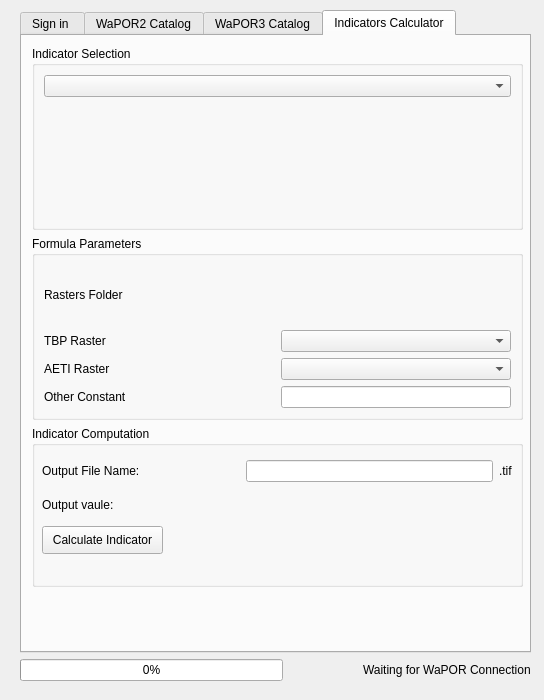
WAGIS/wap_plugin, file wap_plugin_dialog_base.ui: the form before one commit.
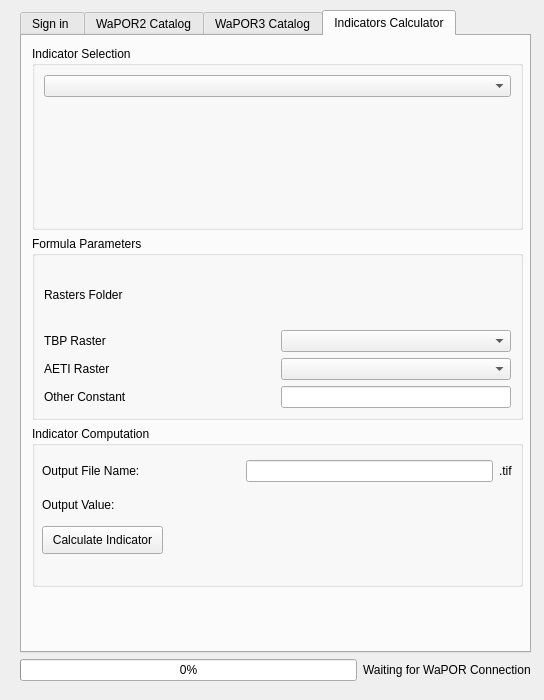
The form after the commit. The open tabs and pages were chosen to show the change. Icons and pictures are not drawn. Custom widgets are drawn as their Qt base class.

Commit message: bug fix on change in file nameing when downloading time series

Patch:
```diff
--- a/wap_plugin_dialog_base.ui
+++ b/wap_plugin_dialog_base.ui
@@ -1318,7 +1318,7 @@
                <item>
                 <widget class="QLabel" name="outputIndicLabel">
                  <property name="text">
-                  <string>Output vaule:</string>
+                  <string>Output Value:</string>
                  </property>
                 </widget>
                </item>
@@ -1342,9 +1342,6 @@
     </item>
     <item>
      <layout class="QHBoxLayout" name="progressBarLayout">
-      <property name="spacing">
-       <number>80</number>
-      </property>
       <item>
        <widget class="QProgressBar" name="progressBar">
         <property name="value">
```
The commit also changes 1 other file.
